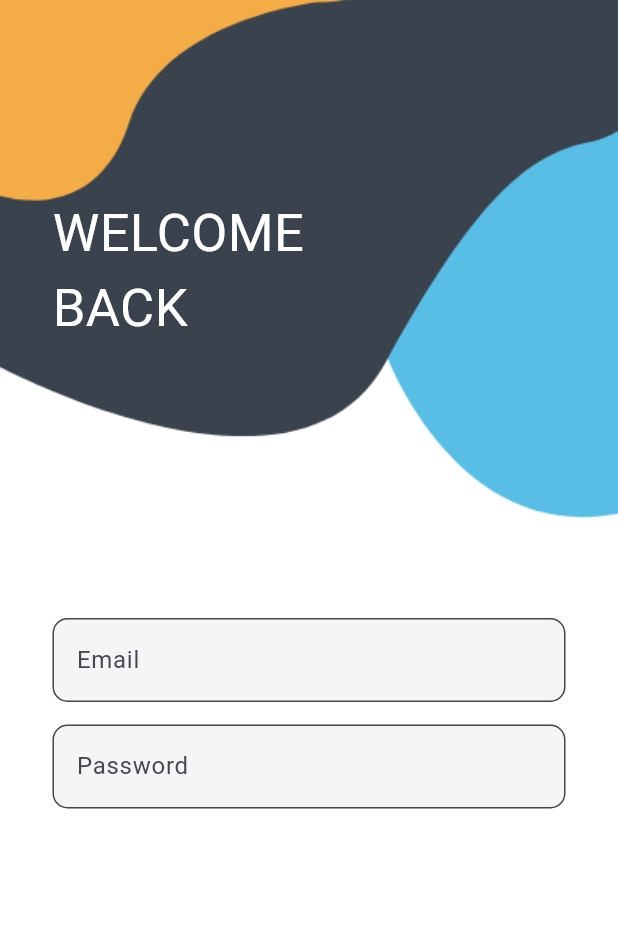
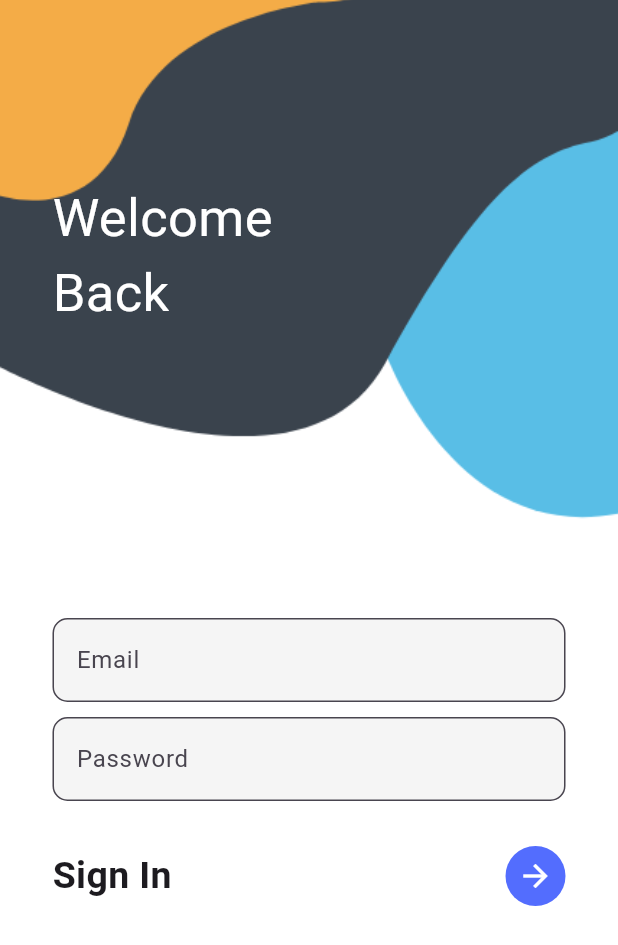
Before and after one commit to programmerrajbhai/flutter-Login-Ui, a Flutter app: the screen it shows after launch, on a phone screen of 412 x 824 dp. Shown: the top 945 px of the screen. Run offline on Flutter 3.47's test engine with Material 3 defaults, Android fonts, the phone set to English and light mode, and no system bars.

Commit message:
All Design Complete

```diff
--- /dev/null
+++ b/lib/lgoindesign.dart
@@ -0,0 +1,98 @@
+import 'package:flutter/material.dart';
+
+class LoginDesign extends StatefulWidget {
+  const LoginDesign({super.key});
+
+  @override
+  State<LoginDesign> createState() => _LoginDesignState();
+}
+
+class _LoginDesignState extends State<LoginDesign> {
+  @override
+  Widget build(BuildContext context) {
+    return Container(
+
+      decoration: BoxDecoration(
+        image: DecorationImage(
+          image: AssetImage("asset/login.png"),
+          fit: BoxFit.cover
+        )
+      ),
+
+
+      child: Scaffold(
+        backgroundColor: Colors.transparent,
+        body: Stack(
+          children: [
+            Container(
+              padding: EdgeInsets.only(
+                top: 120, left: 35
+              ),
+              child: Text("Welcome\nBack",
+                style: TextStyle(fontSize: 35, color: Colors.white),),
+            )
+            ,
+            Container(
+              padding: EdgeInsets.only(
+                top: MediaQuery.of(context).size.height* 0.5,
+                left: 35, right: 35
+              ),
+              child: Column(
+                children: [
+                 TextField(
+                   decoration: InputDecoration(
+                     hintText: 'Email',
+                     filled: true,
+                     fillColor: Colors.grey.shade100,
+                     border: OutlineInputBorder(
+                       borderRadius: BorderRadius.circular(10),
+                     )
+
+                   ),
+                 ),
+                  SizedBox(height: 10,)
+                  ,
+                  TextField(
+                    obscureText: true,
+                    decoration: InputDecoration(
+                      hintText: 'Password',
+
+                       fillColor: Colors.grey.shade100,
+                      filled: true,
+                      border: OutlineInputBorder(
+                        borderRadius: BorderRadius.circular(10)
+                      )
+                    ),
+                  ),
+
+
+                  SizedBox(height: 30,),
+
+                  Row(
+                    mainAxisAlignment: MainAxisAlignment.spaceBetween,
+                    children: [
+                      Container(
+                        child: Text("Sign In",style: TextStyle(fontSize: 25,
+                        fontWeight: FontWeight.bold),),
+                      ),
+                      CircleAvatar(
+                        backgroundColor: Colors.indigoAccent,
+                        child: IconButton(onPressed: (){},
+                          color: Colors.white,
+                            icon:Icon(Icons.arrow_forward),),
+                      )
+                    ],
+                  )
+
+                ],
+              ),
+            )
+
+          ],
+        ),
+      ),
+
+
+    );
+  }
+}
--- a/lib/main.dart
+++ b/lib/main.dart
@@ -1,7 +1,9 @@
 import 'package:flutter/material.dart';
+import 'package:login_pageflutter/lgoindesign.dart';
 import 'loginpage.dart';
 import 'bangadesh.dart';
 import 'login.dart';
+import 'mypractice.dart';
 void main() {
   runApp(const MyApp());
 }
@@ -17,7 +19,7 @@ class MyApp extends StatelessWidget {
     return MaterialApp(
       debugShowCheckedModeBanner: false,
       title: 'Flutter Demo',
-      home: Login(),
+      home: LoginDesign(),
 
     );
   }
```
Also changed, not shown: lib/login.dart (+36 -14 lines), lib/mypractice.dart (added, +98 -0 lines).
